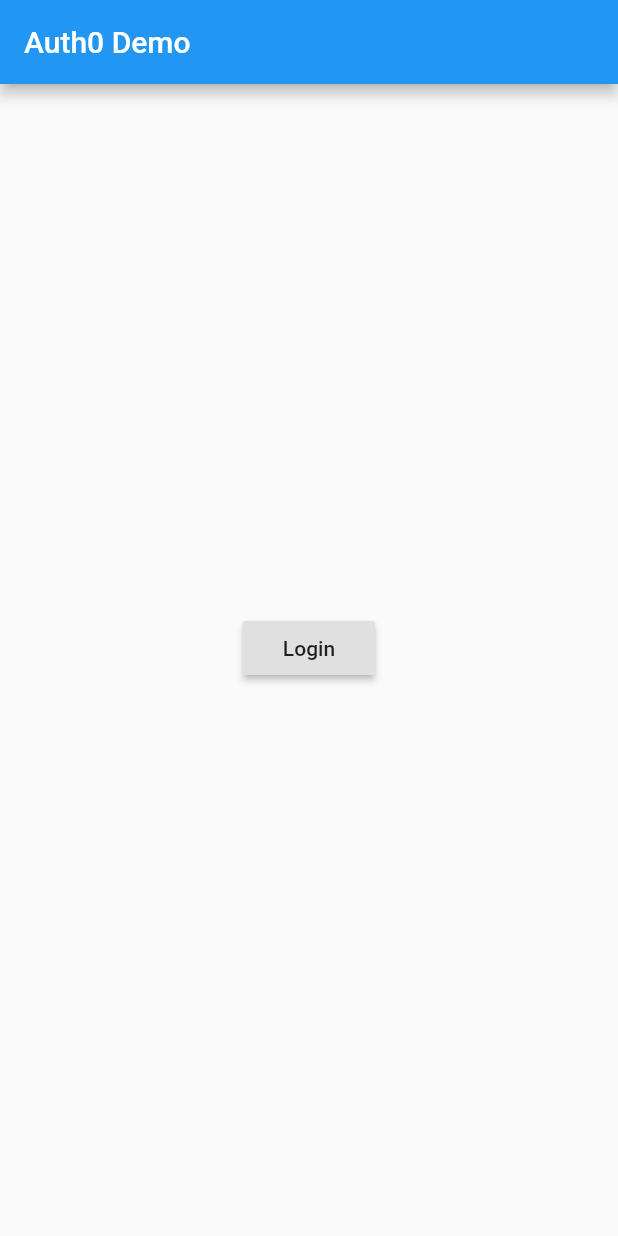
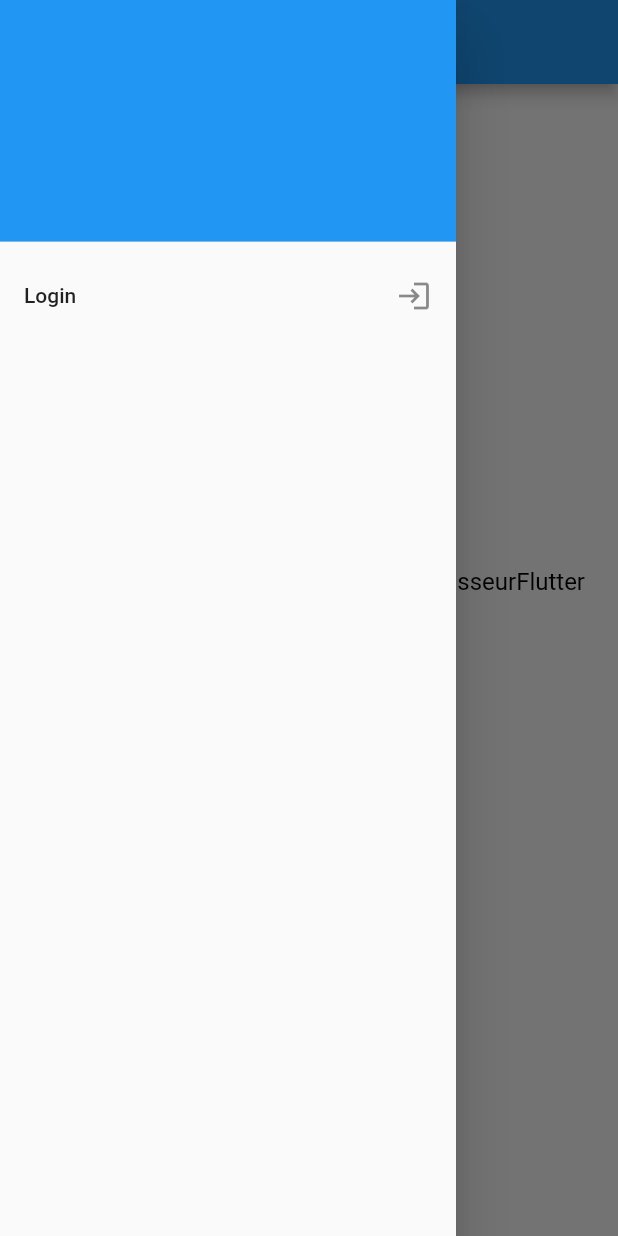
Before and after one commit to CedricThomas/CasseurFlutter, a Flutter app: the screen it shows after launch, with the side drawer open (before the commit the screen has no drawer), on a phone screen of 412 x 824 dp. Run offline on Flutter 3.47's test engine with Material 2 defaults, Android fonts, the phone set to English and light mode, and no system bars; our stand-ins replace firebase_core, flutter_redux, flutter_secure_storage, redux; missing offline and left inert: flutter_appauth; accounts and stored records are empty.

Commit message:
[~] drawer with profile

```diff
--- a/lib/main.dart
+++ b/lib/main.dart
@@ -1,57 +1,80 @@
-import 'dart:developer';
-
-import 'package:casseurflutter/redux/actions.dart';
-import 'package:casseurflutter/redux/actions/setIsAuthenticated.dart';
-import 'package:casseurflutter/redux/reducer.dart';
 import 'package:casseurflutter/redux/state.dart';
-import 'package:casseurflutter/views/Router.dart';
-import 'package:firebase_core/firebase_core.dart';
+import 'package:casseurflutter/views/Initializer.dart';
+import 'package:casseurflutter/widgets/drawer.dart';
 import 'package:flutter/material.dart';
 import 'package:flutter_redux/flutter_redux.dart';
 import 'package:redux/redux.dart';
 
+import 'redux/store.dart';
+import 'views/Home.dart';
+import 'views/Login.dart';
+import 'views/Memos.dart';
+
 void main() {
   WidgetsFlutterBinding.ensureInitialized();
-  final store = new Store<AppState>(reducer, initialState: AppState());
-  log(store.toString());
-  runApp(MyApp(store: store,));
+  runApp(MyApp(
+    store: store,
+  ));
 }
 
 class MyApp extends StatelessWidget {
   final Store<AppState> store;
-  final Future<FirebaseApp> _initialization = Firebase.initializeApp();
 
   MyApp({Key key, this.store}) : super(key: key);
 
   // This widget is the root of your application.
   @override
   Widget build(BuildContext context) {
-    dispatch(store, AppActions.setIsAuthenticated, SetIsAuthenticatedData(isAuthenticated: true));
     return StoreProvider<AppState>(
       store: store,
-      child: FutureBuilder(
-          future: _initialization,
-          builder: (context, snapshot) {
-            if (snapshot.hasError) {
-              return Padding(
-                padding: EdgeInsets.symmetric(vertical: 30, horizontal: 10),
-                child: Text(
-                  "A fatal error occurred",
-                  textDirection: TextDirection.ltr,
-                ),
-              );
-            }
-            if (snapshot.connectionState == ConnectionState.done) {
-              return InternalRouter();
-            }
-            return Padding(
-              padding: EdgeInsets.symmetric(vertical: 30, horizontal: 10),
-              child: Text(
-                "Loading",
-                textDirection: TextDirection.ltr,
-              ),
-            );
-          }),
+      child: MaterialApp(
+        theme: ThemeData(
+          // This is the theme of your application.
+          //
+          // Try running your application with "flutter run". You'll see the
+          // application has a blue toolbar. Then, without quitting the app, try
+          // changing the primarySwatch below to Colors.green and then invoke
+          // "hot reload" (press "r" in the console where you ran "flutter run",
+          // or simply save your changes to "hot reload" in a Flutter IDE).
+          // Notice that the counter didn't reset back to zero; the application
+          // is not restarted.
+          primarySwatch: Colors.blue,
+          // This makes the visual density adapt to the platform that you run
+          // the app on. For desktop platforms, the controls will be smaller and
+          // closer together (more dense) than on mobile platforms.
+          visualDensity: VisualDensity.adaptivePlatformDensity,
+          inputDecorationTheme: InputDecorationTheme(
+            focusedBorder: UnderlineInputBorder(
+                borderSide: BorderSide(color: Colors.blue)),
+          ),
+        ),
+        initialRoute: Initializer.id,
+        routes: {
+          Initializer.id: (context) => Initializer(),
+          Home.id: (context) => Home(),
+          Login.id: (context) => Login(),
+          Memos.id: (context) => Memos(),
+        },
+        builder: (context, child) => Scaffold(
+          drawer: Drawer(
+            child: AppDrawer(),
+          ),
+          appBar: AppBar(
+            leading: Builder(
+              builder: (BuildContext context) {
+                return IconButton(
+                  icon: const Icon(Icons.menu),
+                  onPressed: () {
+                    Scaffold.of(context).openDrawer();
+                  },
+                );
+              },
+            ),
+            title: Text("Casseur Flutter"),
+          ),
+          body: child,
+        ),
+      ),
     );
   }
 }
--- a/lib/redux/actions.dart
+++ b/lib/redux/actions.dart
@@ -1,3 +1,4 @@
 enum AppActions {
-  setIsAuthenticated
+  setIsAuthenticated,
+  setProfile,
 }
--- a/lib/redux/state.dart
+++ b/lib/redux/state.dart
@@ -1,3 +1,10 @@
+class ProfileState {
+  String name = "";
+  String email = "";
+  String avatar = "";
+}
+
 class AppState {
   bool isAuthenticated = false;
+  ProfileState profile = ProfileState();
 }
--- /dev/null
+++ b/lib/redux/store.dart
@@ -0,0 +1,5 @@
+import 'package:casseurflutter/redux/reducer.dart';
+import 'package:casseurflutter/redux/state.dart';
+import 'package:redux/redux.dart';
+
+final store = new Store<AppState>(reducer, initialState: AppState());
--- /dev/null
+++ b/lib/views/Login.dart
@@ -0,0 +1,96 @@
+import 'dart:developer';
+
+import 'package:flutter/material.dart';
+import 'package:flutter_appauth/flutter_appauth.dart';
+import 'package:flutter_secure_storage/flutter_secure_storage.dart';
+
+import '../constants.dart';
+import 'Memos.dart';
+
+class Login extends StatefulWidget {
+  static const String id = "/login";
+
+  @override
+  _LoginState createState() => _LoginState();
+}
+
+class _LoginState extends State<Login> {
+  bool isBusy = false;
+  String errorMessage;
+  final FlutterAppAuth appAuth = FlutterAppAuth();
+  final FlutterSecureStorage secureStorage = const FlutterSecureStorage();
+
+  Future<void> loginAction() async {
+    log("will login");
+    setState(() {
+      isBusy = true;
+      errorMessage = '';
+    });
+
+    try {
+      final AuthorizationTokenResponse result =
+      await appAuth.authorizeAndExchangeCode(
+        AuthorizationTokenRequest(
+          AUTH0_CLIENT_ID,
+          AUTH0_REDIRECT_URI,
+          issuer: 'https://$AUTH0_DOMAIN',
+          scopes: ['openid', 'profile', 'offline_access', 'email'],
+          // promptValues: ['login']
+        ),
+      );
+
+      log("login received");
+      log(result.toString());
+      log(result.refreshToken);
+      log(result.idToken);
+
+      // final idToken = parseIdToken(result.idToken);
+      // final profile = await getUserDetails(result.accessToken);
+
+      await secureStorage.write(
+          key: 'id_token', value: result.idToken);
+      await secureStorage.write(
+          key: 'refresh_token', value: result.refreshToken);
+
+      setState(() {
+        isBusy = false;
+      });
+      Navigator.pushNamed(context, Memos.id);
+    } catch (e, s) {
+      setState(() {
+        isBusy = false;
+        errorMessage = e.toString();
+      });
+    }
+  }
+
+  @override
+  Widget build(BuildContext context) {
+    return Column(
+      mainAxisAlignment: MainAxisAlignment.center,
+      children: <Widget>[
+        Text(
+          "You must log yourself in order to use CasseurFlutter",
+          textAlign: TextAlign.center,
+          style: TextStyle(
+            fontWeight: FontWeight.normal,
+            color: Colors.black,
+            decoration: TextDecoration.none,
+            fontSize: 16,
+            fontFamily: 'Roboto'
+          ),
+        ),
+        Container(
+          height: 40,
+        ),
+        ElevatedButton(
+          onPressed: () {
+            loginAction();
+          },
+          child: Text('Login'),
+        ),
+        Text(errorMessage ?? ''),
+      ],
+    );
+  }
+}
--- a/lib/views/Router.dart
+++ /dev/null
@@ -1,31 +0,0 @@
-import 'package:flutter/material.dart';
-import 'package:casseurflutter/views/Home.dart';
-
-class InternalRouter extends StatelessWidget {
-  @override
-  Widget build(BuildContext context) {
-    return MaterialApp(
-      initialRoute: Home.id,
-      routes: {
-        Home.id: (context) => Home(),
-      },
-      title: 'Flutter Demo',
-      theme: ThemeData(
-        // This is the theme of your application.
-        //
-        // Try running your application with "flutter run". You'll see the
-        // application has a blue toolbar. Then, without quitting the app, try
-        // changing the primarySwatch below to Colors.green and then invoke
-        // "hot reload" (press "r" in the console where you ran "flutter run",
-        // or simply save your changes to "hot reload" in a Flutter IDE).
-        // Notice that the counter didn't reset back to zero; the application
-        // is not restarted.
-        primarySwatch: Colors.blue,
-        // This makes the visual density adapt to the platform that you run
-        // the app on. For desktop platforms, the controls will be smaller and
-        // closer together (more dense) than on mobile platforms.
-        visualDensity: VisualDensity.adaptivePlatformDensity,
-      ),
-    );
-  }
-}
--- /dev/null
+++ b/lib/widgets/drawer.dart
@@ -0,0 +1,56 @@
+import 'dart:developer';
+
+import 'package:casseurflutter/redux/state.dart';
+import 'package:flutter/material.dart';
+import 'package:flutter_redux/flutter_redux.dart';
+
+import '../views/Login.dart';
+
+class AppDrawer extends StatelessWidget {
+  @override
+  Widget build(BuildContext context) {
+    return StoreConnector<AppState, AppState>(
+      converter: (store) {
+        return store.state;
+      },
+      builder: (context, state) {
+        List<Widget> menu = [];
+        if (state.isAuthenticated) {
+          menu.add(
+            ListTile(
+              title: Text("Logout"),
+              trailing: Icon(Icons.logout),
+            ),
+          );
+        } else {
+          menu.add(
+            ListTile(
+              onTap: () => Navigator.pushNamed(context, Login.id),
+              title: Text("Login"),
+              trailing: Icon(Icons.login),
+            ),
+          );
+        }
+        return ListView(
+          children: [
+            UserAccountsDrawerHeader(
+              accountName: Text(state.profile.name),
+              accountEmail: Text(state.profile.email),
+              currentAccountPicture: state.isAuthenticated
+                  ? Container(
+                      decoration: BoxDecoration(
+                          shape: BoxShape.circle,
+                          image: DecorationImage(
+                            fit: BoxFit.fill,
+                            image: NetworkImage(state.profile.avatar),
+                          )),
+                    )
+                  : null,
+            ),
+            ...menu,
+          ],
+        );
+      },
+    );
+  }
+}
```
Also changed, not shown: lib/redux/actions/setProfile.dart (added, +8 -0 lines), lib/redux/reducer.dart (+7 -2 lines), lib/views/Home.dart (+89 -89 lines), lib/views/Initializer.dart (added, +42 -0 lines), lib/views/Memos.dart (added, +20 -0 lines).
